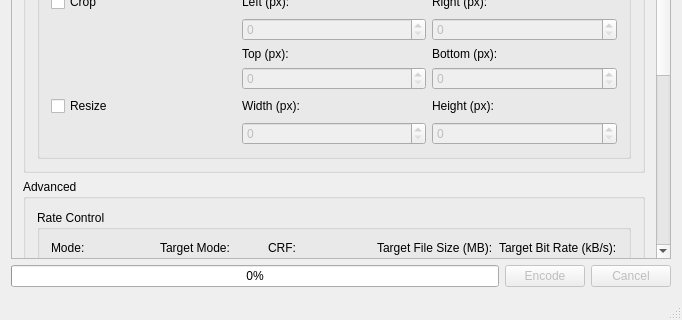
First picture: the form in mainwindow.ui, repository rzumer/Webbum, before the edit; both pictures show x 0 to 682 and y 370 to 690 of the 682 by 690 pixel window.
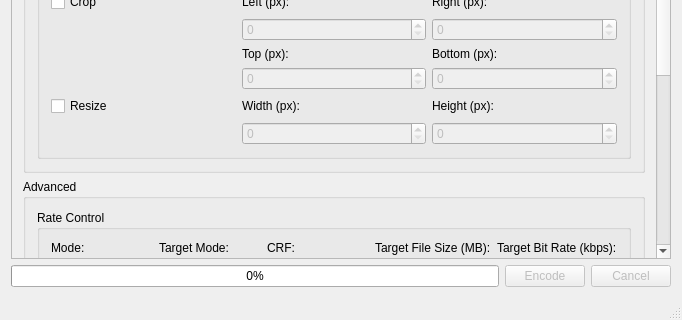
Second picture: the form after the edit.

Commit message:
Add rudimentary target bit rate and file size initialization
Calculated based on container bit rate and file size, so inaccurate with
more streams and does not adapt to trimming to avoid conflicting with
user input.

The edit to the form file:
```diff
--- a/mainwindow.ui
+++ b/mainwindow.ui
@@ -69,7 +69,7 @@
        <property name="geometry">
         <rect>
          <x>0</x>
-         <y>0</y>
+         <y>-113</y>
          <width>645</width>
          <height>713</height>
         </rect>
@@ -574,7 +574,7 @@
               <item row="0" column="4">
                <widget class="QLabel" name="label_9">
                 <property name="text">
-                 <string>Target Bit Rate (kB/s):</string>
+                 <string>Target Bit Rate (kbps):</string>
                 </property>
                </widget>
               </item>
```
Left out of the diff: 5 changed lines with no effect on the pictures. The commit also changes 2 other files.
